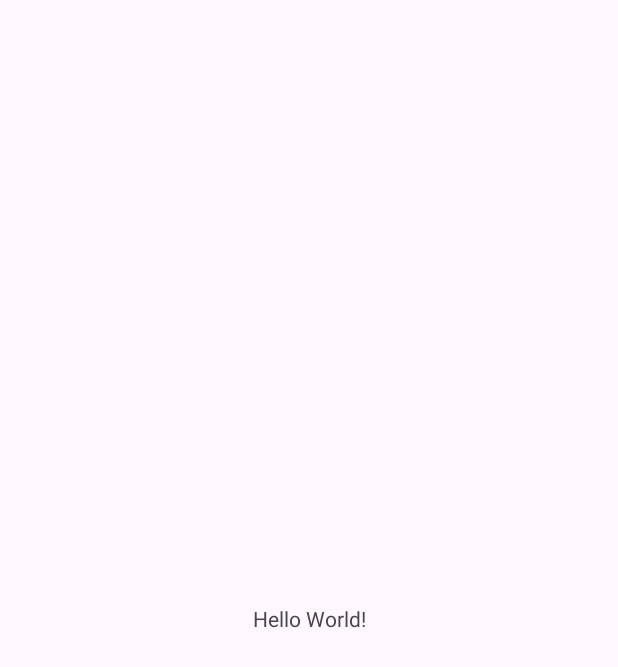
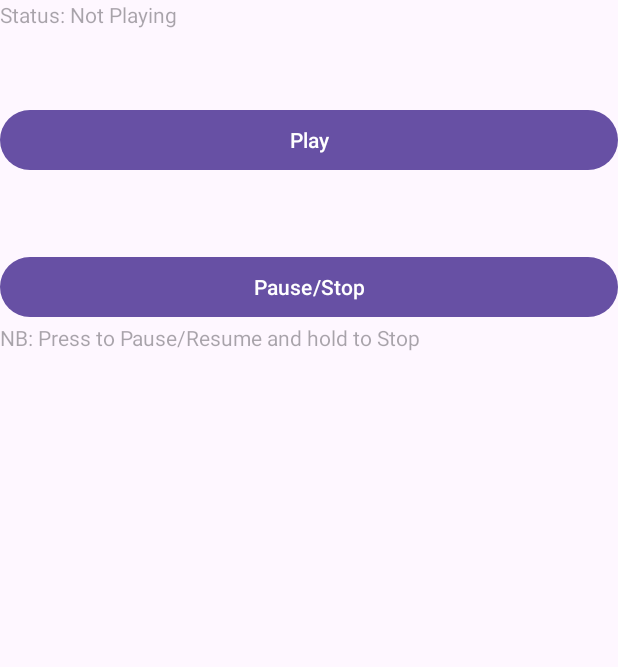
Before and after one commit to Given88/mediaplayer, an Android app: the screen it shows after launch (MainActivity), on a phone screen of 412 x 824 dp. Before the commit the part shown is almost empty. Shown: the top 667 px of the screen. Run offline under Robolectric (Android 15) with nearby library versions, the phone set to English and light mode, and no system bars.

Commit message:
The application plays an audio from the Resource folder(raw) and it supports play and pause playback options.

```diff
--- a/app/src/main/java/com/gtworld/simplemediaplayer/MainActivity.java
+++ b/app/src/main/java/com/gtworld/simplemediaplayer/MainActivity.java
@@ -1,6 +1,10 @@
 package com.gtworld.simplemediaplayer;
 
+import android.media.MediaPlayer;
 import android.os.Bundle;
+import android.view.View;
+import android.widget.Button;
+import android.widget.TextView;
 
 import androidx.activity.EdgeToEdge;
 import androidx.appcompat.app.AppCompatActivity;
@@ -8,7 +12,13 @@ import androidx.core.graphics.Insets;
 import androidx.core.view.ViewCompat;
 import androidx.core.view.WindowInsetsCompat;
 
+import java.io.File;
+import java.io.IOException;
+
 public class MainActivity extends AppCompatActivity {
+
+    private MediaPlayer mediaPlayer;
+    private TextView resView;
 
     @Override
     protected void onCreate(Bundle savedInstanceState) {
@@ -20,5 +30,22 @@ public class MainActivity extends AppCompatActivity {
             v.setPadding(systemBars.left, systemBars.top, systemBars.right, systemBars.bottom);
             return insets;
         });
+        resView = findViewById(R.id.resView);
+        mediaPlayer = MediaPlayer.create(this, R.raw.we_are_the_world);
+        //used MediaPlayer.create(this, R.raw.we_are_the_world) because it allows a faster simple access to the resource
+        //but it has limitations which I cannot fully configure the data file
+        //no need to prepare the audio
+    }
+
+    public void playbtnClicked(View view) {
+       //Start playing the music
+mediaPlayer.start();//start playing
+resView.setText("Playing...");
+
+    }
+    public void pausebtnClicked(View view) {
+       //pauses the music
+mediaPlayer.pause();
+        resView.setText("Paused...");
     }
 }
--- a/app/src/main/res/layout/activity_main.xml
+++ b/app/src/main/res/layout/activity_main.xml
@@ -1,19 +1,47 @@
 <?xml version="1.0" encoding="utf-8"?>
-<androidx.constraintlayout.widget.ConstraintLayout xmlns:android="http://schemas.android.com/apk/res/android"
+<LinearLayout xmlns:android="http://schemas.android.com/apk/res/android"
     xmlns:app="http://schemas.android.com/apk/res-auto"
     xmlns:tools="http://schemas.android.com/tools"
     android:id="@+id/main"
+    android:orientation="vertical"
     android:layout_width="match_parent"
     android:layout_height="match_parent"
     tools:context=".MainActivity">
 
     <TextView
-        android:layout_width="wrap_content"
+        android:id="@+id/resView"
+        android:layout_width="match_parent"
+        android:layout_marginBottom="50dp"
         android:layout_height="wrap_content"
-        android:text="Hello World!"
-        app:layout_constraintBottom_toBottomOf="parent"
-        app:layout_constraintEnd_toEndOf="parent"
-        app:layout_constraintStart_toStartOf="parent"
-        app:layout_constraintTop_toTopOf="parent" />
+        android:hint="Status: Not Playing"
+        android:layout_gravity="center"
+        tools:layout_editor_absoluteX="159dp"
+        tools:layout_editor_absoluteY="72dp" />
 
-</androidx.constraintlayout.widget.ConstraintLayout>
+    <Button
+        android:id="@+id/playBtn"
+        android:layout_width="match_parent"
+        android:layout_height="wrap_content"
+        android:text="Play"
+        android:layout_gravity="center"
+        android:onClick="playbtnClicked"
+        tools:layout_editor_absoluteX="160dp"
+        tools:layout_editor_absoluteY="129dp" />
+
+    <Button
+        android:id="@+id/pauseBtn"
+        android:layout_width="match_parent"
+        android:layout_height="wrap_content"
+        android:text="Pause/Stop"
+        android:layout_gravity="center"
+android:layout_marginTop="50dp"
+        android:onClick="pausebtnClicked"
+        tools:layout_editor_absoluteX="169dp"
+        tools:layout_editor_absoluteY="256dp" />
+
+    <TextView
+
+        android:layout_width="match_parent"
+        android:layout_height="wrap_content"
+        android:hint="NB: Press to Pause/Resume and hold to Stop" />
+</LinearLayout>
```
